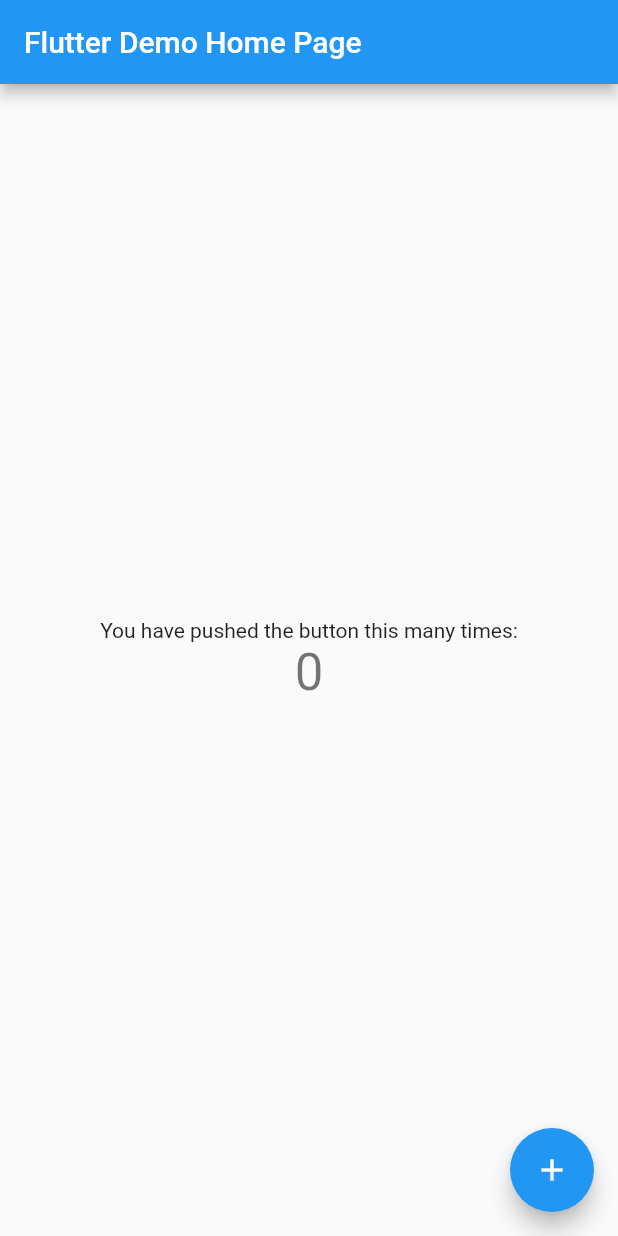
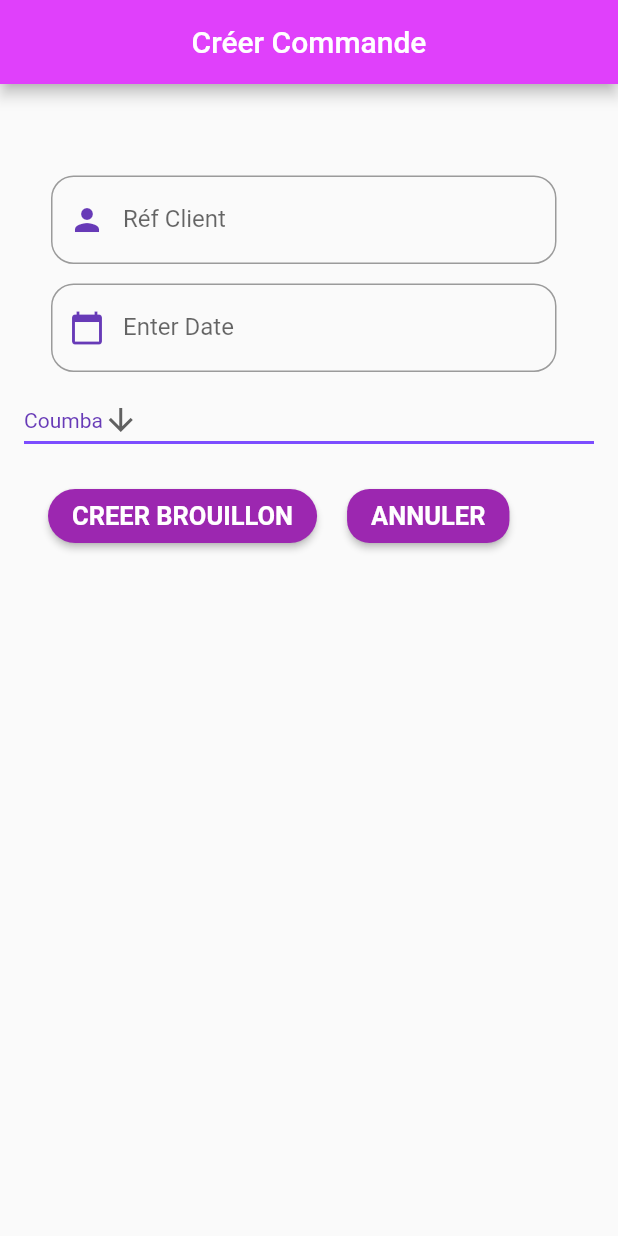
Before and after one commit to AichaVictor/Projet_Dolibarr, a Flutter app: the screen it shows after launch, on a phone screen of 412 x 824 dp. Run offline on Flutter 3.47's test engine with Material 2 defaults, Android fonts, the phone set to English and light mode, and no system bars.

Commit message:
premier commit

```diff
--- /dev/null
+++ b/lib/createCommande.dart
@@ -0,0 +1,193 @@
+import 'package:flutter/material.dart';
+
+import 'package:flutter/src/material/dropdown.dart';
+
+import 'package:flutter/material.dart';
+import 'package:intl/intl.dart';
+
+class CreateCommand extends StatefulWidget {
+
+  @override
+  _CreateCommandState createState() => _CreateCommandState();
+}
+const List<String> list = <String>['Coumba', 'Aisha', 'Sougou', 'Mareme'];
+class _CreateCommandState extends State<CreateCommand> {
+  TextEditingController dateinput = TextEditingController();
+  final RefController = TextEditingController();
+  final _formKey = GlobalKey<FormState>();
+  String dropdownValue = "Selectionner un Tiers";
+
+  @override
+  void initState() {
+    dateinput.text = ""; //set the initial value of text field
+    super.initState();
+  }
+
+  @override
+  Widget build(BuildContext context) {
+    return MaterialApp(
+      home :Scaffold(
+
+        appBar: AppBar(
+
+            title: Text('Créer Commande'),
+            centerTitle: true,
+            backgroundColor: Colors.purpleAccent,),
+        body: Container(
+          padding:
+              const EdgeInsets.symmetric(vertical: 16.0, horizontal: 16.0),
+              child: Builder(
+                builder: (context) => Form(
+                    key:_formKey,
+                    child: Column(
+                        crossAxisAlignment: CrossAxisAlignment.stretch,
+                        children: [
+                            Padding(
+                               padding: const EdgeInsets.only(
+                                 top: 45.0, left: 18.0, right: 25.0, bottom: 8.0),
+                                 child : TextFormField(
+                                    controller: RefController,
+                                    style: TextStyle(color: Color.fromARGB(255, 66, 125, 145)),
+                                    decoration: const InputDecoration(
+
+                                      labelText: 'Réf Client',
+                                      border: OutlineInputBorder(
+                                        borderRadius: BorderRadius.all(Radius.circular(15.0)),
+                                      ),
+                                      filled: false,
+                                      prefixIcon: Icon(
+                                        Icons.person,
+                                        color: Colors.deepPurple,
+                                      ),
+                                    ),
+                                ),
+                            ),
+
+                            Padding(
+                                padding: const EdgeInsets.only(
+                                  top: 5.0, left : 18.0, right: 25.0, bottom: 8.0),
+                                child: TextFormField(
+                                  controller: dateinput, //editing controller of this TextField
+                                  decoration: const InputDecoration(
+
+                                    prefixIcon: Icon(
+                                      Icons.calendar_today,
+                                      color: Colors.deepPurple,
+                                    ),//icon of text field
+                                    labelText: "Enter Date",//label text of field
+                                    border: OutlineInputBorder(
+                                      borderRadius: BorderRadius.all(Radius.circular(15.0)),
+                                    ),),
+
+                                  readOnly: true,  //set it true, so that user will not able to edit text
+                                  onTap: () async {
+                                    DateTime? pickedDate = await showDatePicker(
+                                        context: context, initialDate: DateTime.now(),
+                                        firstDate: DateTime(2000), //DateTime.now() - not to allow to choose before today.
+                                        lastDate: DateTime(2101)
+                                    );
+
+                                    if(pickedDate != null ){
+                                      print(pickedDate);  //pickedDate output format => 2021-03-10 00:00:00.000
+                                      String formattedDate = DateFormat('yyyy-MM-dd').format(pickedDate);
+                                      print(formattedDate); //formatted date output using intl package =>  2021-03-16
+                                      //you can implement different kind of Date Format here according to your requirement
+
+                                      setState(() {
+                                        dateinput.text = formattedDate; //set output date to TextField value.
+                                      });
+                                    }else{
+                                      print("Date is not selected");
+                                    }
+                                  },
+
+                                ),
+                            ),
+
+                          DropdownButtonExample(),
+
+                          Container(
+                            padding: const EdgeInsets.symmetric(vertical: 16.0, horizontal: 16.0),
+                            child: Row(
+                              children: [
+
+                                ElevatedButton(
+
+                                  style: OutlinedButton.styleFrom(
+                                      backgroundColor: Colors.purple ,
+                                      shape: RoundedRectangleBorder(
+                                        borderRadius: BorderRadius.circular(30),
+                                      )
+                                  ),
+                                  onPressed: (){},
+                                  child: const Text(
+                                    'CREER BROUILLON',
+                                    style: TextStyle(fontSize: 17, fontWeight: FontWeight.bold),
+                                  ),
+                                ),
+                                const SizedBox(
+                                  width: 20, //<-- SEE HERE
+                                ),
+                                ElevatedButton(
+                                    style: OutlinedButton.styleFrom(
+                                        backgroundColor: Colors.purple,
+                                        shape: RoundedRectangleBorder(
+                                          borderRadius: BorderRadius.circular(15),
+                                        )
+                                    ),
+                                    onPressed: (){},
+                                    child: const Text(
+                                      "ANNULER",
+                                      style: TextStyle(fontSize: 17, fontWeight: FontWeight.bold),
+                                    )
+                                )
+                              ],
+                            ),
+                          ),
+
+                        ],
+                    )
+                ),
+              ),
+        ),
+        ),
+        debugShowCheckedModeBanner: false,
+    );
+  }
+}
+class DropdownButtonExample extends StatefulWidget {
+  const DropdownButtonExample({super.key});
+
+  @override
+  State<DropdownButtonExample> createState() => _DropdownButtonExampleState();
+}
+
+class _DropdownButtonExampleState extends State<DropdownButtonExample> {
+  String dropdownValue = list.first;
+
+  @override
+  Widget build(BuildContext context) {
+    return DropdownButton<String>(
+      value: dropdownValue,
+      icon: const Icon(Icons.arrow_downward),
+      elevation: 16,
+      style: const TextStyle(color: Colors.deepPurple),
+      underline: Container(
+        height: 2,
+        color: Colors.deepPurpleAccent,
+      ),
+      onChanged: (String? value) {
+        // This is called when the user selects an item.
+        setState(() {
+          dropdownValue = value!;
+        });
+      },
+      items: list.map<DropdownMenuItem<String>>((String value) {
+        return DropdownMenuItem<String>(
+          value: value,
+          child: Text(value),
+        );
+      }).toList(),
+    );
+  }
+}
--- a/lib/main.dart
+++ b/lib/main.dart
@@ -1,115 +1,21 @@
 import 'package:flutter/material.dart';
+import '../createCommande.dart';
 
 void main() {
-  runApp(const MyApp());
+  runApp( MaterialApp(
+    home: CreateCommand(),
+    theme: ThemeData(primarySwatch: Colors.purple),
+
+  ));
 }
 
 class MyApp extends StatelessWidget {
-  const MyApp({super.key});
+  const MyApp({Key? key}) : super(key: key);
 
-  // This widget is the root of your application.
   @override
   Widget build(BuildContext context) {
     return MaterialApp(
-      title: 'Flutter Demo',
-      theme: ThemeData(
-        // This is the theme of your application.
-        //
-        // Try running your application with "flutter run". You'll see the
-        // application has a blue toolbar. Then, without quitting the app, try
-        // changing the primarySwatch below to Colors.green and then invoke
-        // "hot reload" (press "r" in the console where you ran "flutter run",
-        // or simply save your changes to "hot reload" in a Flutter IDE).
-        // Notice that the counter didn't reset back to zero; the application
-        // is not restarted.
-        primarySwatch: Colors.blue,
-      ),
-      home: const MyHomePage(title: 'Flutter Demo Home Page'),
+      theme: ThemeData(primarySwatch: Colors.purple),
     );
   }
 }
-
-class MyHomePage extends StatefulWidget {
-  const MyHomePage({super.key, required this.title});
-
-  // This widget is the home page of your application. It is stateful, meaning
-  // that it has a State object (defined below) that contains fields that affect
-  // how it looks.
-
-  // This class is the configuration for the state. It holds the values (in this
-  // case the title) provided by the parent (in this case the App widget) and
-  // used by the build method of the State. Fields in a Widget subclass are
-  // always marked "final".
-
-  final String title;
-
-  @override
-  State<MyHomePage> createState() => _MyHomePageState();
-}
-
-class _MyHomePageState extends State<MyHomePage> {
-  int _counter = 0;
-
-  void _incrementCounter() {
-    setState(() {
-      // This call to setState tells the Flutter framework that something has
-      // changed in this State, which causes it to rerun the build method below
-      // so that the display can reflect the updated values. If we changed
-      // _counter without calling setState(), then the build method would not be
-      // called again, and so nothing would appear to happen.
-      _counter++;
-    });
-  }
-
-  @override
-  Widget build(BuildContext context) {
-    // This method is rerun every time setState is called, for instance as done
-    // by the _incrementCounter method above.
-    //
-    // The Flutter framework has been optimized to make rerunning build methods
-    // fast, so that you can just rebuild anything that needs updating rather
-    // than having to individually change instances of widgets.
-    return Scaffold(
-      appBar: AppBar(
-        // Here we take the value from the MyHomePage object that was created by
-        // the App.build method, and use it to set our appbar title.
-        title: Text(widget.title),
-      ),
-      body: Center(
-        // Center is a layout widget. It takes a single child and positions it
-        // in the middle of the parent.
-        child: Column(
-          // Column is also a layout widget. It takes a list of children and
-          // arranges them vertically. By default, it sizes itself to fit its
-          // children horizontally, and tries to be as tall as its parent.
-          //
-          // Invoke "debug painting" (press "p" in the console, choose the
-          // "Toggle Debug Paint" action from the Flutter Inspector in Android
-          // Studio, or the "Toggle Debug Paint" command in Visual Studio Code)
-          // to see the wireframe for each widget.
-          //
-          // Column has various properties to control how it sizes itself and
-          // how it positions its children. Here we use mainAxisAlignment to
-          // center the children vertically; the main axis here is the vertical
-          // axis because Columns are vertical (the cross axis would be
-          // horizontal).
-          mainAxisAlignment: MainAxisAlignment.center,
-          children: <Widget>[
-            const Text(
-              'You have pushed the button this many times:',
-            ),
-            Text(
-              '$_counter',
-              style: Theme.of(context).textTheme.headlineMedium,
-            ),
-          ],
-        ),
-      ),
-      floatingActionButton: FloatingActionButton(
-        onPressed: _incrementCounter,
-        tooltip: 'Increment',
-        child: const Icon(Icons.add),
-      ), // This trailing comma makes auto-formatting nicer for build methods.
-    );
-  }
-}
--- /dev/null
+++ b/lib/menuDeroulant.dart
@@ -0,0 +1,35 @@
+import 'package:flutter/material.dart';
+
+
+class CreateMenuDeroul extends StatefulWidget {
+  @override
+  _CreateMenuDeroulState createState() => _CreateMenuDeroulState();
+}
+
+class _CreateMenuDeroulState extends State<CreateMenuDeroul> {
+  late String _selectedOption;
+
+  @override
+  Widget build(BuildContext context) {
+    return Scaffold(
+
+      body: Center(
+        child: DropdownButton<String>(
+          value: _selectedOption,
+          onChanged: (newValue) {
+            setState(() {
+              _selectedOption = newValue!;
+            });
+          },
+          items: <String>['Option 1', 'Option 2', 'Option 3']
+              .map<DropdownMenuItem<String>>((String value) {
+            return DropdownMenuItem<String>(
+              value: value,
+              child: Text(value),
+            );
+          }).toList(),
+        ),
+      ),
+    );
+  }
+}
--- a/pubspec.yaml
+++ b/pubspec.yaml
@@ -30,7 +30,7 @@
 dependencies:
   flutter:
     sdk: flutter
-
+  intl: ^0.17.0
 
   # The following adds the Cupertino Icons font to your application.
   # Use with the CupertinoIcons class for iOS style icons.
```
Also changed, not shown: pubspec.lock.
